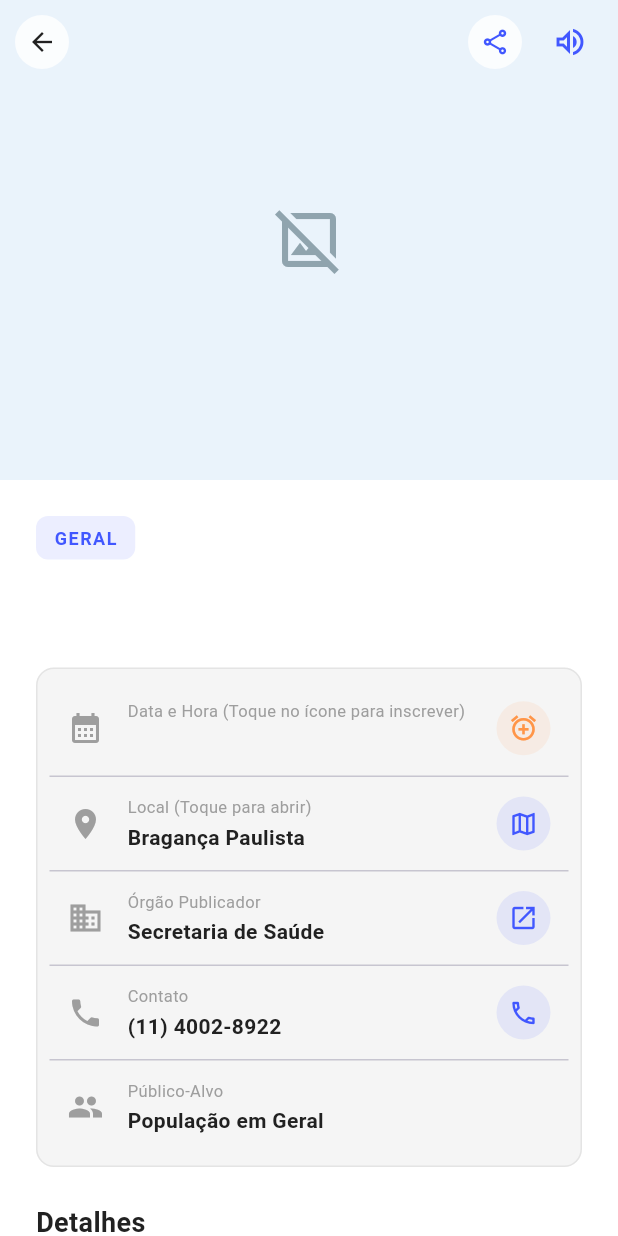
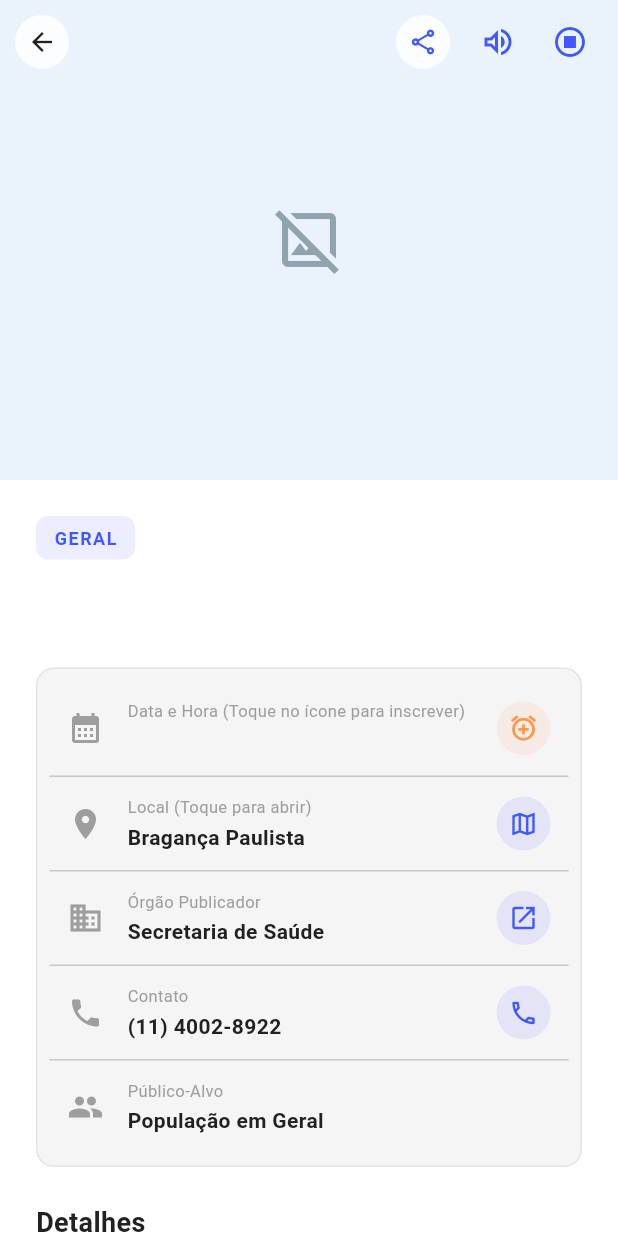
Before and after one commit to Conecta-Vida/Conecta-Vida-Mobile, a Flutter app: the NewsDetailsPage screen opened directly with empty values, on a phone screen of 412 x 824 dp. Run offline on Flutter 3.47's test engine with Material 3 defaults, Android fonts, the phone set to English and light mode, and no system bars; our stand-ins replace firebase_core, firebase_messaging, flutter_dotenv, flutter_local_notifications, flutter_tts, geolocator and 4 more; accounts and stored records are empty; network calls fail.

Commit message:
feat(accessibility): add stop control to article narration

```diff
--- a/lib/screens/news_details_page.dart
+++ b/lib/screens/news_details_page.dart
@@ -204,7 +204,10 @@ class _NewsDetailsPageState extends State<NewsDetailsPage> {
               if (!preferences.speechEnabled) {
                 return const SizedBox.shrink();
               }
-              return IconButton(
+              return Row(
+                mainAxisSize: MainAxisSize.min,
+                children: [
+                  IconButton(
                     tooltip: 'Ouvir notícia',
                     icon: const Icon(
                       Icons.volume_up_outlined,
@@ -218,6 +221,16 @@ class _NewsDetailsPageState extends State<NewsDetailsPage> {
                         'Local: ${widget.noticia.local}.',
                       );
                     },
+                  ),
+                  IconButton(
+                    tooltip: 'Parar leitura',
+                    icon: const Icon(
+                      Icons.stop_circle_outlined,
+                      color: AppCor.primary,
+                    ),
+                    onPressed: AccessibilitySpeechService.instance.stop,
+                  ),
+                ],
               );
             },
           ),
```
Lines whose indentation alone changed are shown as unchanged.
